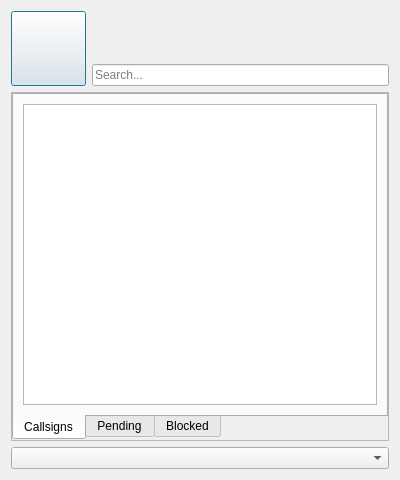
GekkoFyre/small-world-deluxe, file src/ui/xmpp/gkxmpprosterdialog.ui: the form before one commit.
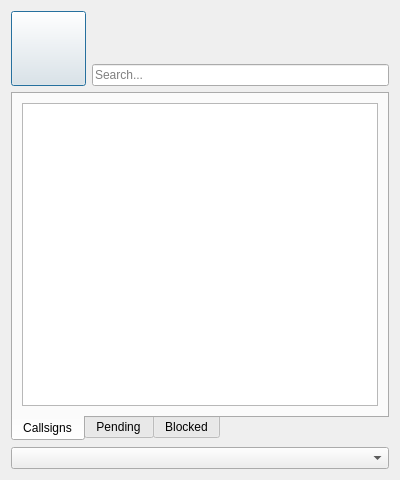
The form after the commit.

The edit to the form file:
```diff
--- a/src/ui/xmpp/gkxmpprosterdialog.ui
+++ b/src/ui/xmpp/gkxmpprosterdialog.ui
@@ -187,10 +187,10 @@
    <item>
     <widget class="QFrame" name="frame_roster_ui">
      <property name="frameShape">
-      <enum>QFrame::StyledPanel</enum>
+      <enum>QFrame::NoFrame</enum>
      </property>
      <property name="frameShadow">
-      <enum>QFrame::Raised</enum>
+      <enum>QFrame::Plain</enum>
      </property>
      <layout class="QVBoxLayout" name="verticalLayout_2">
       <property name="leftMargin">
@@ -256,8 +256,8 @@
                   <rect>
                    <x>0</x>
                    <y>0</y>
-                   <width>358</width>
-                   <height>306</height>
+                   <width>360</width>
+                   <height>303</height>
                   </rect>
                  </property>
                  <layout class="QVBoxLayout" name="verticalLayout_5">
```
Left out of the diff: 10 changed lines with no effect on the pictures.
